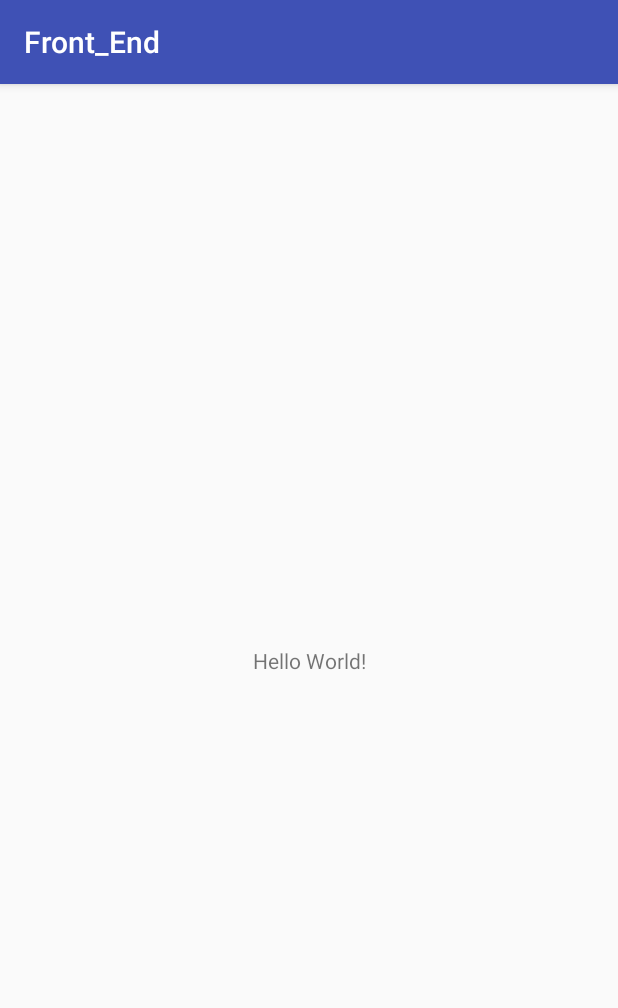
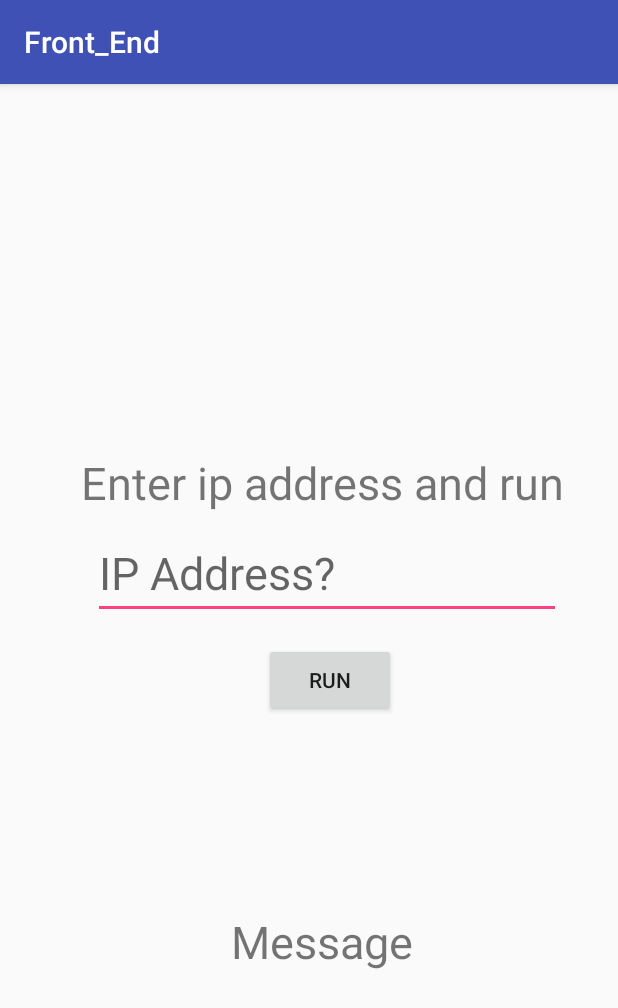
Before and after one commit to ksmontoya/myGradPlanner, an Android app: the screen it shows after launch (MainActivity), on a phone screen of 412 x 824 dp. Shown: the top 1008 px of the screen. Run offline under Robolectric (Android 15) with nearby library versions, the phone set to English and light mode, and no system bars; our stand-ins replace Volley; 1 statement that could not run was skipped.

Commit message:
Have modified experiment Android app to ask for http requests, but have a small bug.

```diff
--- a/experiments/Arnoldo_Experiments/Front_End/app/build.gradle
+++ b/experiments/Arnoldo_Experiments/Front_End/app/build.gradle
@@ -23,6 +23,7 @@ dependencies {
     implementation 'com.android.support:design:27.1.1'
     implementation 'com.android.support:appcompat-v7:27.1.1'
     implementation 'com.android.support.constraint:constraint-layout:1.1.2'
+    implementation 'com.android.volley:volley:1.1.1'
     testImplementation 'junit:junit:4.12'
     androidTestImplementation 'com.android.support.test:runner:1.0.2'
     androidTestImplementation 'com.android.support.test.espresso:espresso-core:3.0.2'
--- a/experiments/Arnoldo_Experiments/Front_End/app/src/main/java/com/example/arnoldo/front_end/MainActivity.java
+++ b/experiments/Arnoldo_Experiments/Front_End/app/src/main/java/com/example/arnoldo/front_end/MainActivity.java
@@ -1,12 +1,55 @@
 package com.example.arnoldo.front_end;
 
+import android.os.Bundle;
 import android.support.v7.app.AppCompatActivity;
-import android.os.Bundle;
+import android.view.View;
+import android.widget.Button;
+import android.widget.EditText;
+import android.widget.TextView;
+
+import com.android.volley.Request;
+import com.android.volley.RequestQueue;
+import com.android.volley.Response;
+import com.android.volley.VolleyError;
+import com.android.volley.toolbox.StringRequest;
+import com.android.volley.toolbox.Volley;
+import com.example.arnoldo.front_end.R;
+
 
 public class MainActivity extends AppCompatActivity {
 
     @Override
     protected void onCreate(Bundle savedInstanceState) {
+        final TextView mTextView = (TextView) findViewById(R.id.message);
+        final EditText editText = (EditText) findViewById(R.id.editText);
+        final RequestQueue queue = Volley.newRequestQueue(this);
+        Button button = (Button) findViewById(R.id.button);
+
+
+        button.setOnClickListener(new Button.OnClickListener(){
+            @Override
+            public void onClick(View view) {
+                String url = editText.getText().toString();
+
+                // Request a string response from the provided URL.
+                StringRequest stringRequest = new StringRequest(Request.Method.GET, url,
+                        new Response.Listener<String>() {
+                            @Override
+                            public void onResponse(String response) {
+                                // Display the first 500 characters of the response string.
+                                mTextView.setText(response);
+                            }
+                        }, new Response.ErrorListener() {
+                    @Override
+                    public void onErrorResponse(VolleyError error) {
+                        mTextView.setText("That didn't work!");
+                    }
+                });
+
+                // Add the request to the RequestQueue.
+                queue.add(stringRequest);
+            }
+        });
         super.onCreate(savedInstanceState);
         setContentView(R.layout.activity_main);
     }
--- a/experiments/Arnoldo_Experiments/Front_End/app/src/main/res/layout/activity_main.xml
+++ b/experiments/Arnoldo_Experiments/Front_End/app/src/main/res/layout/activity_main.xml
@@ -7,12 +7,55 @@
     tools:context=".MainActivity">
 
     <TextView
+        android:id="@+id/textView"
         android:layout_width="wrap_content"
-        android:layout_height="wrap_content"
-        android:text="Hello World!"
+        android:layout_height="42dp"
+        android:text="Enter ip address and run"
+        android:textSize="30sp"
         app:layout_constraintBottom_toBottomOf="parent"
+        app:layout_constraintHorizontal_bias="0.597"
         app:layout_constraintLeft_toLeftOf="parent"
         app:layout_constraintRight_toRightOf="parent"
-        app:layout_constraintTop_toTopOf="parent" />
+        app:layout_constraintTop_toTopOf="parent"
+        app:layout_constraintVertical_bias="0.338" />
+
+    <EditText
+        android:id="@+id/editText"
+        android:layout_width="312dp"
+        android:layout_height="wrap_content"
+        android:layout_marginEnd="8dp"
+        android:layout_marginStart="8dp"
+        android:layout_marginTop="8dp"
+        android:ems="10"
+        android:hint="IP Address?"
+        android:inputType="text"
+        android:textSize="30sp"
+        app:layout_constraintEnd_toEndOf="@+id/textView"
+        app:layout_constraintHorizontal_bias="0.0"
+        app:layout_constraintStart_toStartOf="@+id/textView"
+        app:layout_constraintTop_toBottomOf="@+id/textView" />
+
+    <Button
+        android:id="@+id/button"
+        android:layout_width="wrap_content"
+        android:layout_height="49dp"
+        android:layout_marginStart="176dp"
+        android:layout_marginTop="16dp"
+        android:text="RUN"
+        app:layout_constraintStart_toStartOf="parent"
+        app:layout_constraintTop_toBottomOf="@+id/editText" />
+
+    <TextView
+        android:id="@+id/message"
+        android:layout_width="wrap_content"
+        android:layout_height="42dp"
+        android:text="Message"
+        android:textSize="30sp"
+        app:layout_constraintBottom_toBottomOf="parent"
+        app:layout_constraintHorizontal_bias="0.529"
+        app:layout_constraintLeft_toLeftOf="parent"
+        app:layout_constraintRight_toRightOf="parent"
+        app:layout_constraintTop_toTopOf="parent"
+        app:layout_constraintVertical_bias="0.759" />
 
 </android.support.constraint.ConstraintLayout>
```
